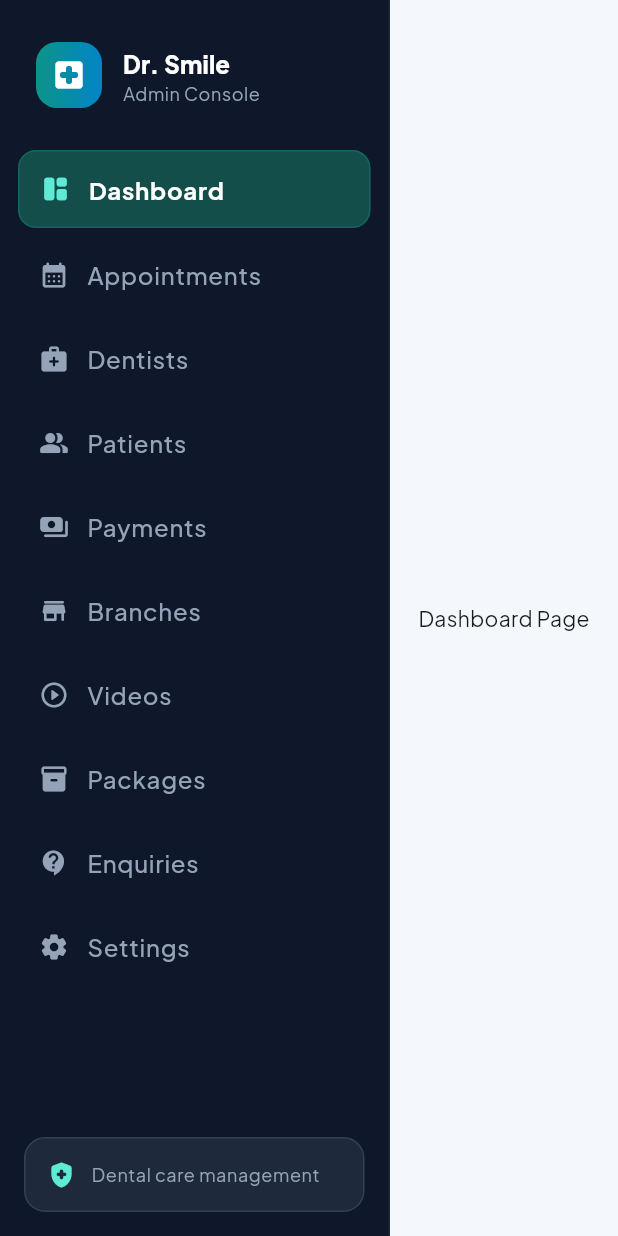
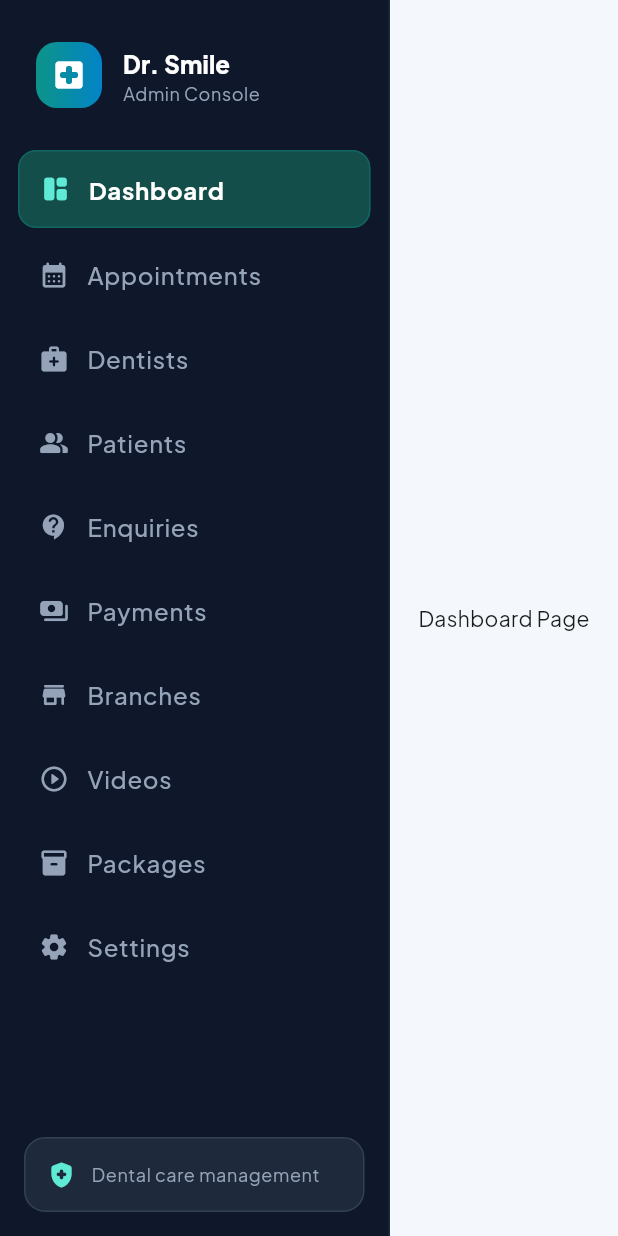
Before and after one commit to Sibin3294/admin_dental_web, a Flutter app: the AdminLayout screen opened directly, on a phone screen of 412 x 824 dp. Run offline on Flutter 3.47's test engine with Material 3 defaults, Android fonts, the phone set to English and light mode, and no system bars; our stand-ins replace fl_chart, google_fonts, syncfusion_flutter_calendar, video_player, youtube_player_iframe; missing offline and left inert: dart:html; network calls fail.

Commit message:
Show Enquiries higher in sidebar and reduce Firebase cache staleness.
Move Enquiries after Patients so it is visible without scrolling the old cached build.

Co-authored-by: Cursor <cursoragent@cursor.com>

```diff
--- a/lib/pages/dashboard_page.dart
+++ b/lib/pages/dashboard_page.dart
@@ -61,11 +61,11 @@ class _DashboardPageState extends State<DashboardPage> {
         const AppointmentsPage(),
         const DentistsListPage(),
         const PatientsListPage(),
+        const EnquiriesListPage(),
         const AllPaymentsPage(),
         const BranchesListPage(),
         const ServiceVideoPage(),
         const PackagesListPage(),
-        const EnquiriesListPage(),
         const SettingsPage(),
       ];
 
--- a/lib/widgets/sidebar.dart
+++ b/lib/widgets/sidebar.dart
@@ -23,11 +23,11 @@ class _SideBarState extends State<SideBar> {
     _NavItem(Icons.calendar_month_rounded, 'Appointments', 1),
     _NavItem(Icons.medical_services_rounded, 'Dentists', 2),
     _NavItem(Icons.people_alt_rounded, 'Patients', 3),
-    _NavItem(Icons.payments_rounded, 'Payments', 4),
-    _NavItem(Icons.store_mall_directory_rounded, 'Branches', 5),
-    _NavItem(Icons.play_circle_outline_rounded, 'Videos', 6),
-    _NavItem(Icons.inventory_2_rounded, 'Packages', 7),
-    _NavItem(Icons.contact_support_rounded, 'Enquiries', 8),
+    _NavItem(Icons.contact_support_rounded, 'Enquiries', 4),
+    _NavItem(Icons.payments_rounded, 'Payments', 5),
+    _NavItem(Icons.store_mall_directory_rounded, 'Branches', 6),
+    _NavItem(Icons.play_circle_outline_rounded, 'Videos', 7),
+    _NavItem(Icons.inventory_2_rounded, 'Packages', 8),
     _NavItem(Icons.settings_rounded, 'Settings', 9),
   ];
 
```
Also changed, not shown: firebase.json.
